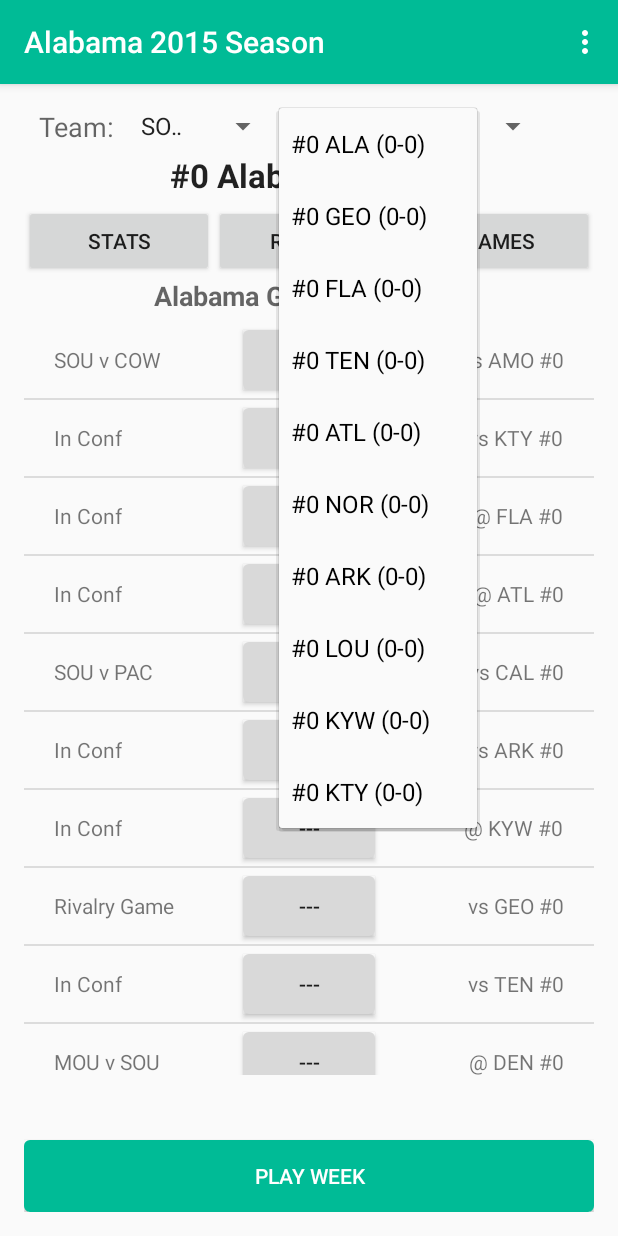
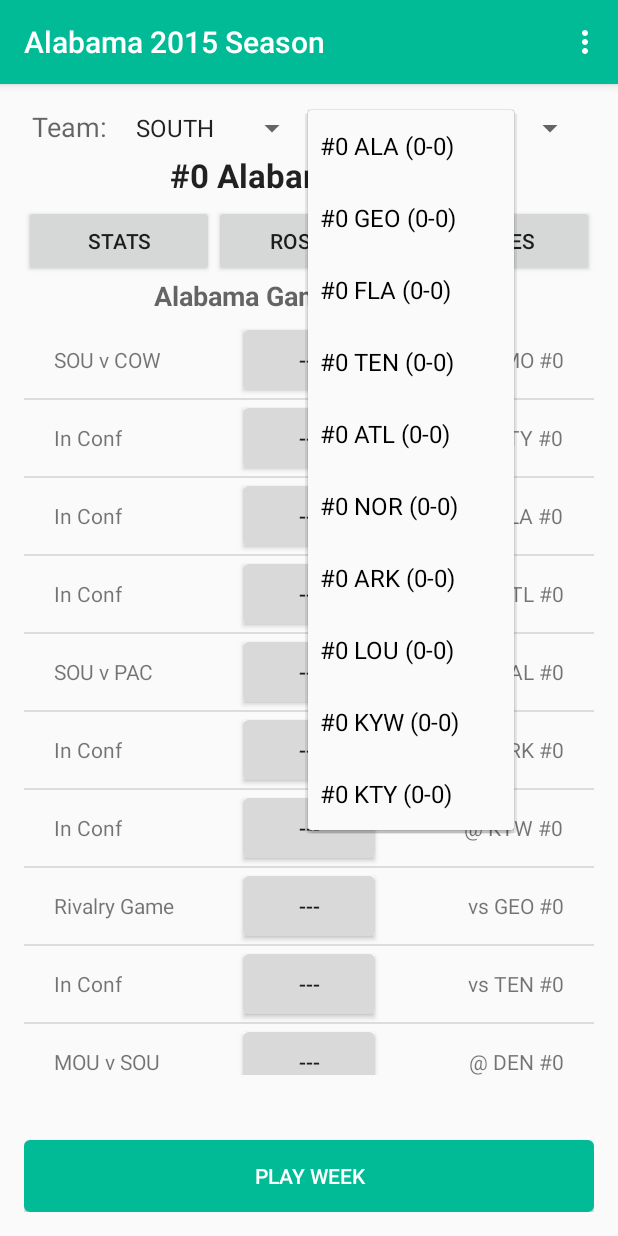
Before and after one commit to destilla/footballcoach, an Android app: the MainActivity screen opened directly, with no data from a screen before it, after a tap on an icon or button, on a phone screen of 412 x 824 dp. Run offline under Robolectric (Android 15) with nearby library versions, the phone set to English and light mode, and no system bars; 2 other taps on this screen came first.

Commit message:
fixed team/conf spinner UI in main, fixed bug where correct team's schedule wouldn't be shown after loading

```diff
--- a/app/src/main/java/achijones/footballcoach/MainActivity.java
+++ b/app/src/main/java/achijones/footballcoach/MainActivity.java
@@ -320,9 +320,9 @@ public class MainActivity extends AppCompatActivity {
 
         // Plz work
         if (loadedLeague) {
-            examineTeam(userTeam.name);
             // set rankings so that not everyone is rank #0
             simLeague.setTeamRanks();
+            examineTeam(userTeam.name);
         }
 
 
--- a/app/src/main/res/layout/content_main.xml
+++ b/app/src/main/res/layout/content_main.xml
@@ -19,31 +19,31 @@
         android:minWidth="15dp"
         android:minHeight="15dp">
 
-        <RelativeLayout
+        <LinearLayout
             android:layout_width="fill_parent"
             android:layout_height="wrap_content"
             android:orientation="horizontal"
             android:paddingBottom="5sp"
-            android:paddingStart="10sp"
-            android:paddingEnd="10sp">
+            android:paddingStart="5sp"
+            android:paddingEnd="5sp">
             <TextView
                 android:text="Team:"
                 android:textAppearance="?android:attr/textAppearanceMedium"
-                android:layout_width="60.0dp"
                 android:layout_height="wrap_content"
                 android:id="@+id/examineTeamText"
-                android:layout_marginRight="0.0dp" />
+                android:layout_width="0dip"
+                android:layout_weight="2" />
             <Spinner
                 android:layout_height="wrap_content"
                 android:id="@+id/examineConfSpinner"
-                android:layout_width="100.0dp"
-                android:layout_toRightOf="@id/examineTeamText" />
+                android:layout_width="0dip"
+                android:layout_weight="4" />
             <Spinner
                 android:layout_height="wrap_content"
                 android:id="@+id/examineTeamSpinner"
-                android:layout_width="180.0dp"
-                android:layout_toRightOf="@id/examineConfSpinner" />
-        </RelativeLayout>
+                android:layout_width="0dip"
+                android:layout_weight="6" />
+        </LinearLayout>
         <TextView
             android:text="Current Team (W - L) "
             android:textAppearance="?android:attr/textAppearanceLarge"
```
Also changed, not shown: 1 other file.
